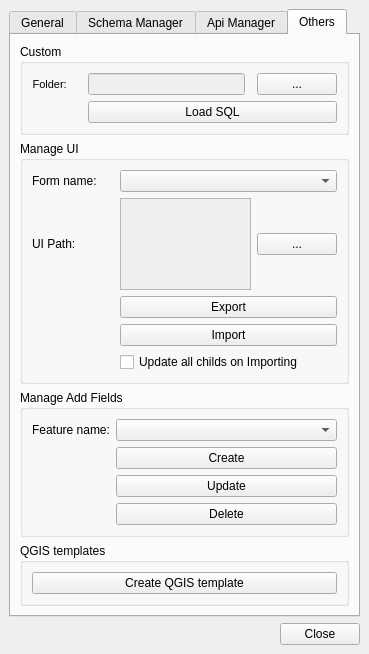
Giswater/giswater_qgis_plugin, file ui/readsql.ui: the form before one commit.
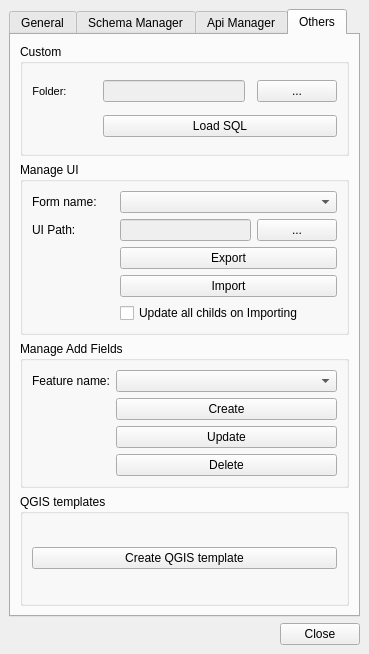
The form after the commit. The open tabs and pages were chosen to show the change. Icons and pictures are not drawn.

The edit to the form file:
```diff
--- a/ui/readsql.ui
+++ b/ui/readsql.ui
@@ -660,7 +660,7 @@
               <enum>QFrame::Raised</enum>
              </property>
              <property name="text">
-              <string>Folder:     </string>
+              <string>Folder:          </string>
              </property>
              <property name="alignment">
               <set>Qt::AlignRight|Qt::AlignTrailing|Qt::AlignVCenter</set>
@@ -763,19 +763,6 @@
            <item row="1" column="1" colspan="2">
             <widget class="QComboBox" name="cmb_formname_ui"/>
            </item>
-           <item row="2" column="1">
-            <widget class="QPlainTextEdit" name="tpath">
-             <property name="enabled">
-              <bool>false</bool>
-             </property>
-             <property name="sizePolicy">
-              <sizepolicy hsizetype="Expanding" vsizetype="Expanding">
-               <horstretch>0</horstretch>
-               <verstretch>0</verstretch>
-              </sizepolicy>
-             </property>
-            </widget>
-           </item>
            <item row="3" column="1" colspan="2">
             <layout class="QGridLayout" name="gridLayout_16">
              <item row="1" column="0">
@@ -813,6 +800,13 @@
              </item>
             </layout>
            </item>
+           <item row="2" column="1">
+            <widget class="QLineEdit" name="tpath">
+             <property name="enabled">
+              <bool>false</bool>
+             </property>
+            </widget>
+           </item>
           </layout>
          </widget>
         </item>
```
